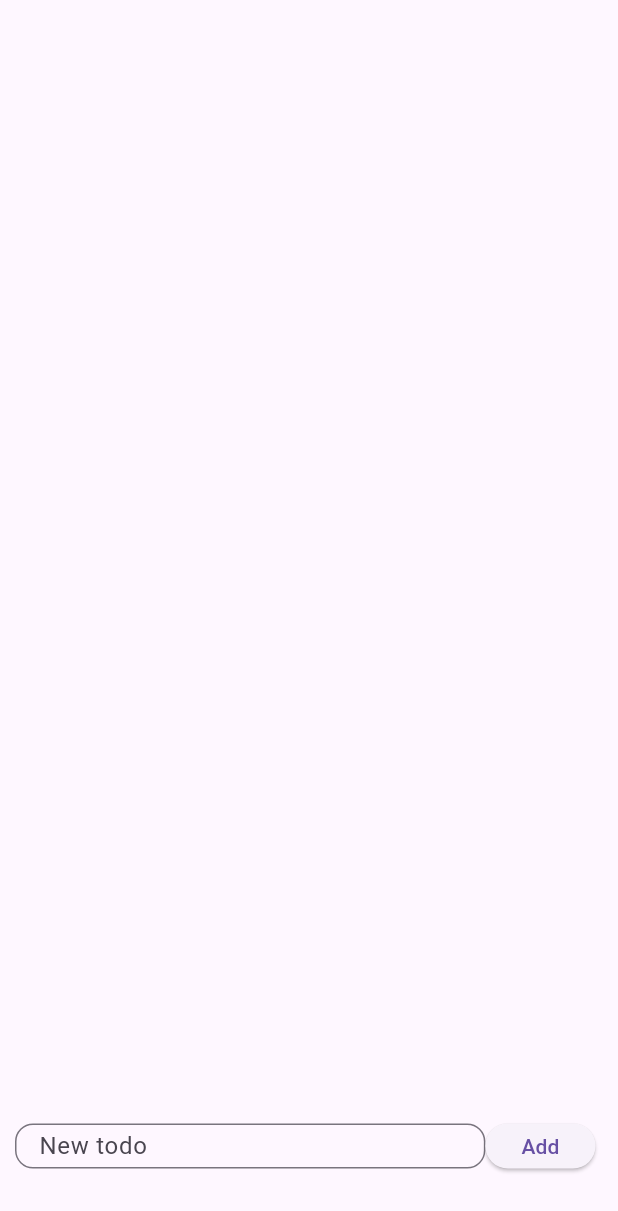
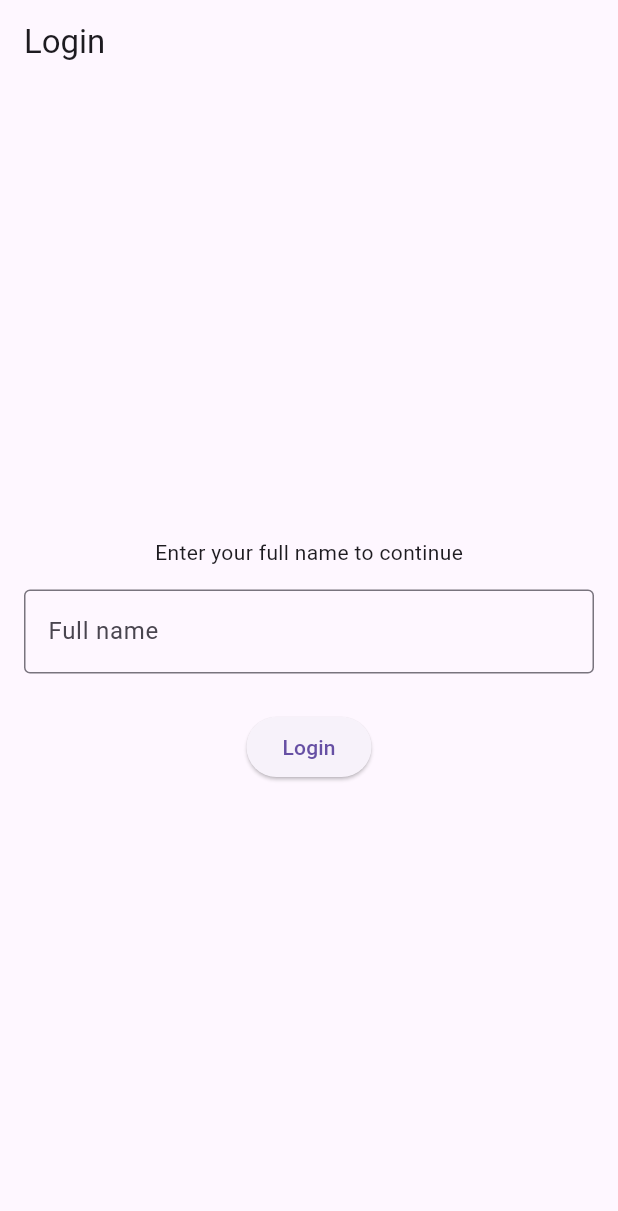
Before and after one commit to AYA837/Animation_tutorial, a Flutter app: the screen it shows after launch, on a phone screen of 412 x 824 dp. Shown: the top 1211 px of the screen. Run offline on Flutter 3.47's test engine with Material 3 defaults, Android fonts, the phone set to English and light mode, and no system bars; our stand-ins replace shared_preferences, sqflite, sqflite_common_ffi; accounts and stored records are empty.

Commit message:
did the shitty lab

```diff
--- a/lib/databases/tododb.dart
+++ b/lib/databases/tododb.dart
@@ -1,4 +1,7 @@
-class TodoDB {
+import 'dbBase.dart';
+
+
+class TodoDB  extends DBBaseTable{
   TodoDB._internal();
   static final TodoDB _instance = TodoDB._internal();
 
@@ -7,7 +10,7 @@ class TodoDB {
   static TodoDB get instance => _instance;
 
   @override
-  String get tableName => 'todo';
+  String get tablename => 'todo';
 
   static const sqlTable = '''
     CREATE TABLE IF NOT EXISTS todo (
--- a/lib/main.dart
+++ b/lib/main.dart
@@ -1,4 +1,5 @@
 import 'package:flutter/material.dart';
+import 'package:my_app/screens/login.dart';
 import 'package:sqflite_common_ffi/sqflite_ffi.dart';
 
 //library that we use to show the operating system the dart code is currently running on
@@ -20,6 +21,6 @@ class MainApp extends StatelessWidget {
 
   @override
   Widget build(BuildContext context) {
-    return const MaterialApp(home: TodoHomeScreen());
+    return const MaterialApp(home: LoginScreen());
   }
 }
--- /dev/null
+++ b/lib/screens/login.dart
@@ -0,0 +1,145 @@
+import 'package:flutter/material.dart';
+import 'package:shared_preferences/shared_preferences.dart';
+import 'welcomePage.dart';
+
+class LoginScreen extends StatefulWidget {
+  const LoginScreen({super.key});
+
+  @override
+  State<LoginScreen> createState() => _LoginScreenState();
+}
+
+class _LoginScreenState extends State<LoginScreen> {
+  static const _nameKey = 'name';
+
+  final _nameController = TextEditingController();
+  final _formKey = GlobalKey<FormState>();
+
+  // Created once here, not inside build()
+  late Future<String?> _nameFuture;
+
+  @override
+  void initState() {
+    super.initState();
+    _nameFuture = _loadName();
+  }
+
+  @override
+  void dispose() {
+    _nameController.dispose();
+    super.dispose();
+  }
+
+  Future<String?> _loadName() async {
+    final prefs = await SharedPreferences.getInstance();
+    return prefs.getString(_nameKey);
+  }
+
+  Future<void> _saveName() async {
+    if (!_formKey.currentState!.validate()) return;
+
+    try {
+      final prefs = await SharedPreferences.getInstance();
+      await prefs.setString(_nameKey, _nameController.text.trim());
+
+      if (!mounted) return;
+      // New future -> FutureBuilder re-reads and switches to HomeScreen
+      setState(() {
+        _nameFuture = _loadName();
+      });
+    } catch (e, stacktrace) {
+      print('saveName ERROR: $e\n$stacktrace');
+      if (!mounted) return;
+      ScaffoldMessenger.of(context).showSnackBar(
+        const SnackBar(content: Text('Could not save the name')),
+      );
+    }
+  }
+
+  @override
+  Widget build(BuildContext context) {
+    // FutureBuilder is the top-level widget, so HomeScreen replaces the
+    // whole page instead of being nested inside the login Scaffold.
+    return FutureBuilder<String?>(
+      future: _nameFuture,
+      builder: (context, snapshot) {
+        if (snapshot.connectionState == ConnectionState.waiting) {
+          return const Scaffold(
+            body: Center(child: CircularProgressIndicator()),
+          );
+        }
+
+        if (snapshot.hasError) {
+          return Scaffold(
+            body: Center(
+              child: Column(
+                mainAxisSize: MainAxisSize.min,
+                children: [
+                  const Text('Something went wrong'),
+                  const SizedBox(height: 12),
+                  ElevatedButton(
+                    onPressed: () =>
+                        setState(() => _nameFuture = _loadName()),
+                    child: const Text('Retry'),
+                  ),
+                ],
+              ),
+            ),
+          );
+        }
+
+        final name = snapshot.data;
+        if (name != null && name.isNotEmpty) {
+          return HomeScreen(name: name);
+        }
+
+        return _buildLoginForm();
+      },
+    );
+  }
+
+  Widget _buildLoginForm() {
+    return Scaffold(
+      appBar: AppBar(title: const Text('Login')),
+      body: Padding(
+        padding: const EdgeInsets.all(16),
+        child: Center(
+          child: Form(
+            key: _formKey,
+            child: Column(
+              mainAxisSize: MainAxisSize.min,
+              children: [
+                const Text('Enter your full name to continue'),
+                const SizedBox(height: 15),
+                TextFormField(
+                  controller: _nameController,
+                  validator: _validateName,
+                  decoration: const InputDecoration(
+                    labelText: 'Full name',
+                    border: OutlineInputBorder(),
+                  ),
+                ),
+                const SizedBox(height: 25),
+                ElevatedButton(
+                  onPressed: _saveName,
+                  child: const Text('Login'),
+                ),
+              ],
+            ),
+          ),
+        ),
+      ),
+    );
+  }
+}
+
+String? _validateName(String? value) {
+  final name = value?.trim() ?? '';
+  if (name.isEmpty) {
+    return 'Enter a name';
+  }
+  if (name.length <= 3) {
+    return 'Enter a name longer than 3 characters';
+  }
+  return null;
+}
--- /dev/null
+++ b/lib/screens/welcomePage.dart
@@ -0,0 +1,14 @@
+import 'package:flutter/material.dart';
+
+class HomeScreen extends StatelessWidget {
+  final String name;
+  const HomeScreen({super.key, required this.name});
+
+  @override
+  Widget build(BuildContext context) {
+    return Scaffold(
+      appBar: AppBar(title: const Text('Home')),
+      body: Center(child: Text('Welcome, $name')),
+    );
+  }
+}
--- a/pubspec.yaml
+++ b/pubspec.yaml
@@ -37,6 +37,7 @@ dependencies:
   sqflite_common_ffi: ^2.4.7
   sqflite: ^2.4.6
   path: ^1.9.1
+  shared_preferences: ^2.5.6
 
 dev_dependencies:
   flutter_test:
```
Also changed, not shown: lib/databases/dbBase.dart (added, +51 -0 lines), lib/screens/todo.dart (+20 -15 lines), flutter_01.png (added), lib/screens/afterDeletionTodo.png (added), lib/screens/initialTodo.png (added), pubspec.lock, 4 other files.
